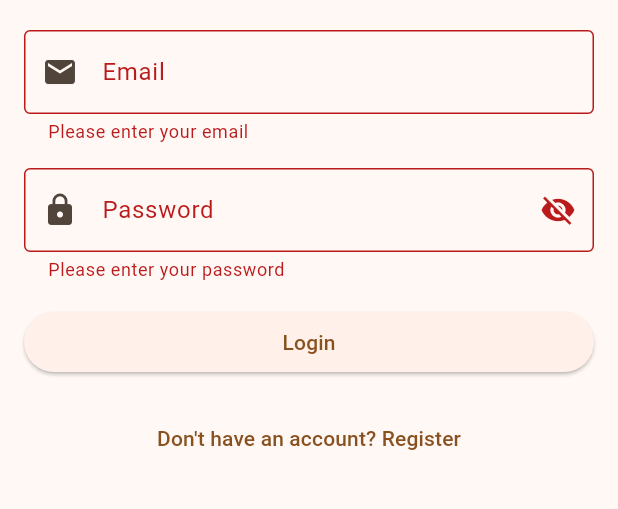
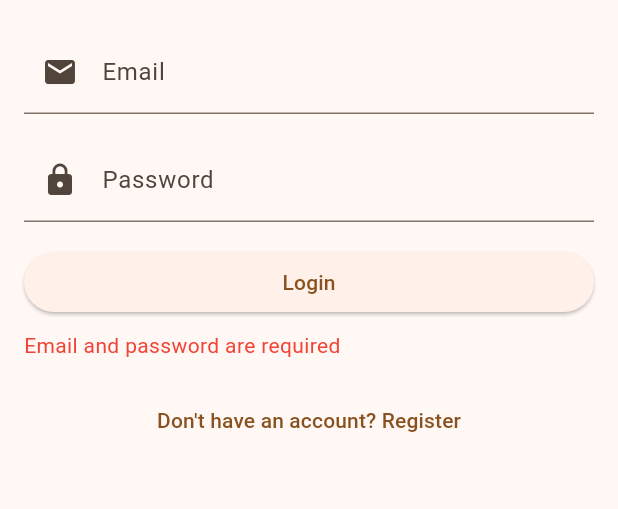
Before and after one commit to eunannana/HealthHub, a Flutter app: the screen it shows after launch, after a tap on "Login", on a phone screen of 412 x 824 dp, the part 159-668 px from its top. Run offline on Flutter 3.47's test engine with Material 2 defaults, Android fonts, the phone set to English and light mode, and no system bars; our stand-ins replace cloud_firestore, dropdown_search, firebase_auth, firebase_core; accounts and stored records are empty.

Commit message:
Update login.dart

```diff
--- a/lib/view/login.dart
+++ b/lib/view/login.dart
@@ -15,11 +15,9 @@ class LoginPage extends StatefulWidget {
 
 class _LoginPageState extends State<LoginPage> {
   final AuthController _authController = AuthController();
-  final GlobalKey<FormState> _formKey = GlobalKey<FormState>();
   final TextEditingController _emailController = TextEditingController();
   final TextEditingController _passwordController = TextEditingController();
   String _errorMessage = '';
-  bool _isPasswordVisible = false;
 
   @override
   Widget build(BuildContext context) {
@@ -28,7 +26,6 @@ class _LoginPageState extends State<LoginPage> {
       body: Padding(
         padding: const EdgeInsets.all(16.0),
         child: Form(
-          key: _formKey,
           child: Column(
             crossAxisAlignment: CrossAxisAlignment.stretch,
             children: [
@@ -42,61 +39,26 @@ class _LoginPageState extends State<LoginPage> {
                 ),
               ),
               const SizedBox(height: 20),
-
               TextFormField(
                 controller: _emailController,
-                decoration: const InputDecoration(
-                  labelText: 'Email',
-                  border: OutlineInputBorder(),
-                  prefixIcon: Icon(Icons.email),
-                ),
-                validator: (value) {
-                  if (value == null || value.isEmpty) {
-                    return 'Please enter your email';
-                  }
-                  return null;
-                },
+                decoration: const InputDecoration(labelText: 'Email',
+                prefixIcon: Icon(Icons.email)),
               ),
               const SizedBox(height: 16.0),
               TextFormField(
                 controller: _passwordController,
-                decoration: InputDecoration(
-                  labelText: 'Password',
-                  border: const OutlineInputBorder(),
-                  prefixIcon: const Icon(Icons.lock),
-                  suffixIcon: IconButton(
-                    icon: Icon(
-                      _isPasswordVisible ? Icons.visibility : Icons.visibility_off,
-                    ),
-                    onPressed: () {
-                      setState(() {
-                        _isPasswordVisible = !_isPasswordVisible;
-                      });
-                    },
-                  ),
-                ),
-                validator: (value) {
-                  if (value == null || value.isEmpty) {
-                    return 'Please enter your password';
-                  }
-                  return null;
-                },
-                obscureText: !_isPasswordVisible,
+                obscureText: true,
+                decoration: const InputDecoration(labelText: 'Password',prefixIcon: Icon(Icons.lock)),
               ),
               const SizedBox(height: 16.0),
               ElevatedButton(
-                onPressed: _login,
+                onPressed: () => login(),
                 child: const Text('Login'),
               ),
-              if (_errorMessage.isNotEmpty)
-                Padding(
-                  padding: const EdgeInsets.symmetric(vertical: 16.0),
-                  child: Text(
+              const SizedBox(height: 8.0),
+              Text(
                 _errorMessage,
-                    style: const TextStyle(
-                      color: Colors.red,
-                    ),
-                  ),
+                style: const TextStyle(color: Colors.red),
               ),
               const SizedBox(height: 16.0),
               TextButton(
@@ -117,27 +79,29 @@ class _LoginPageState extends State<LoginPage> {
     );
   }
 
-  void _login() async {
-    if (_formKey.currentState!.validate()) {
+  Future<void> login() async {
     final String email = _emailController.text.trim();
     final String password = _passwordController.text.trim();
 
-      UserModel? loggedInUser =
+    if (email.isEmpty || password.isEmpty) {
+      setState(() {
+        _errorMessage = 'Email and password are required';
+      });
+      return;
+    }
+
+    final UserModel? user =
         await _authController.signInWithEmailAndPassword(email, password);
-      if (loggedInUser != null) {
+
+    if (user != null) {
       Navigator.pushReplacement(
         context,
         MaterialPageRoute(
             builder: (context) => DashboardView(
-              username: loggedInUser.uName,
-              waterIntake: 0, // Set initial values for other properties
-              isExerciseDone: false,
-              calorieCount: 0,
-              isSleepTracked: false,
-              isSick: false,
-              globalRank: 0,
-            ),
-          ),
+                  userId: user.uId,
+                  bmiCategory: '',
+                  bmiResult: '',
+                )),
       );
     } else {
       setState(() {
@@ -146,4 +110,3 @@ class _LoginPageState extends State<LoginPage> {
     }
   }
 }
-}
```
Lines whose indentation alone changed are shown as unchanged.
